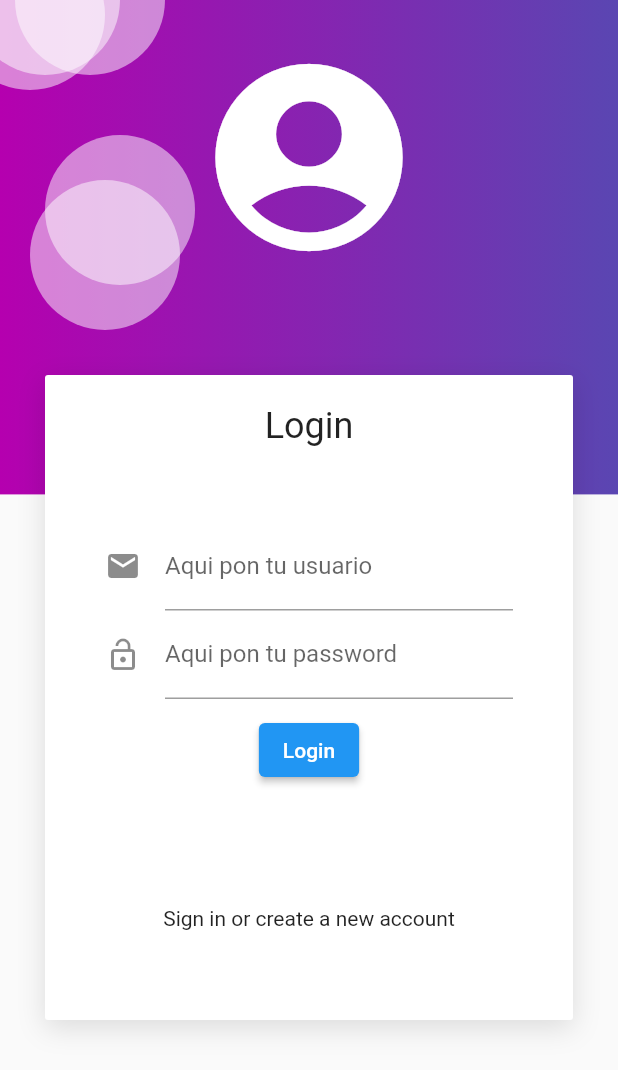
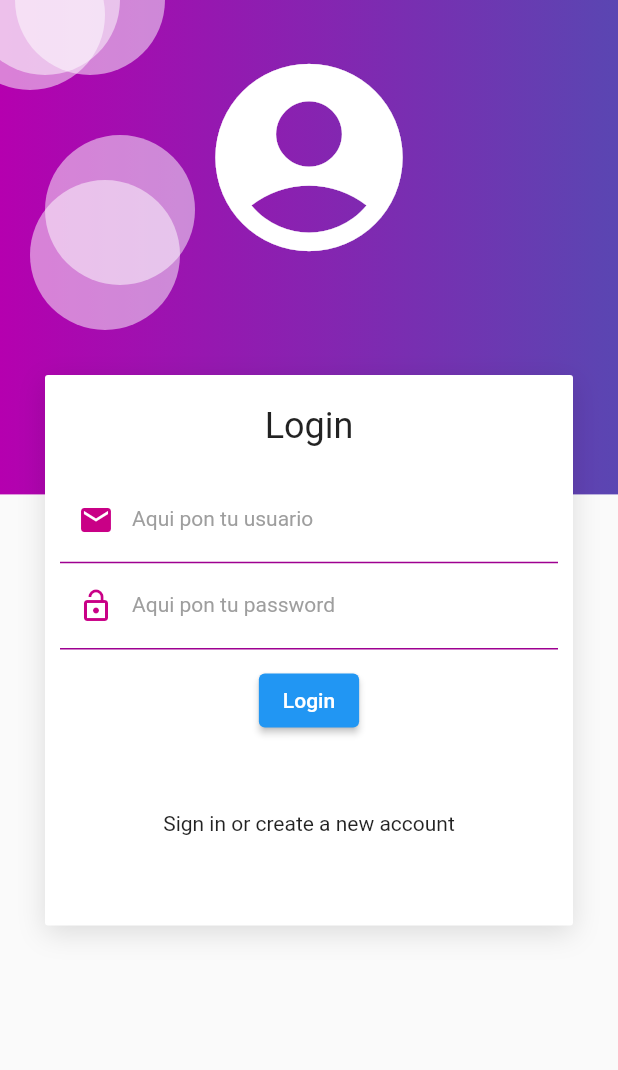
Before and after one commit to JA5E/flutter_application_2, a Flutter app: the LoginScreen screen opened directly, on a phone screen of 412 x 824 dp. Shown: the top 1070 px of the screen. Run offline on Flutter 3.47's test engine with Material 2 defaults, Android fonts, the phone set to English and light mode, and no system bars.

Commit message:
Added provider dependency and updated pubspec.lock

```diff
--- /dev/null
+++ b/lib/providers/login_form_provider.dart
@@ -0,0 +1,23 @@
+import 'package:flutter/material.dart';
+
+class LoginFormProvider extends ChangeNotifier {
+  GlobalKey<FormState> formKey = new GlobalKey<FormState>();
+
+  String email = '';
+  String password = '';
+
+  bool _isLoading = false;
+  bool get isLoading => _isLoading;
+
+  set isLoading(bool value) {
+    _isLoading = value;
+    notifyListeners();
+  }
+
+  bool isValidForm() {
+    print(formKey.currentState?.validate());
+    print('$email-$password');
+
+    return formKey.currentState?.validate() ?? false;
+  }
+}
--- a/lib/screens/login_screen.dart
+++ b/lib/screens/login_screen.dart
@@ -1,6 +1,9 @@
 import 'package:flutter/material.dart';
+import 'package:flutter_application_2/providers/login_form_provider.dart';
+import 'package:flutter_application_2/screens/ui/input_decorations.dart';
 import 'package:flutter_application_2/widgets/auth_background.dart';
 import 'package:flutter_application_2/widgets/card_container.dart';
+import 'package:provider/provider.dart';
 
 class LoginScreen extends StatefulWidget {
   const LoginScreen({super.key});
@@ -53,20 +56,27 @@ class _LoginScreenState extends State<LoginScreen> {
   }
 
   Widget _loginForm() {
-    var column = Container(
-      padding: const EdgeInsets.all(30.0),
+    //flutter pub add provider
+    final loginForm = Provider.of<LoginFormProvider>(context);
+    return Form(
+      key: loginForm.formKey,
+      autovalidateMode: AutovalidateMode.onUserInteraction,
       child: Column(
         mainAxisAlignment: MainAxisAlignment.center,
         children: [
           TextField(
             controller: _usernameController,
-            decoration: const InputDecoration(
-                icon: Icon(Icons.mail), labelText: 'Aqui pon tu usuario'),
+            decoration: InputDecorations.authInputDecoration(
+                hintText: "Ingresa un nombre propio solamente sin apellidos",
+                labelText: 'Aqui pon tu usuario',
+                prefixIcon: Icons.email),
           ),
           TextField(
             controller: _passwordController,
-            decoration: const InputDecoration(
-                icon: Icon(Icons.lock_open), labelText: 'Aqui pon tu password'),
+            decoration: InputDecorations.authInputDecoration(
+                hintText: "Debe tener letras y numeros",
+                prefixIcon: Icons.lock_open,
+                labelText: 'Aqui pon tu password'),
             obscureText: true,
             keyboardType: TextInputType.visiblePassword,
           ),
@@ -80,7 +90,6 @@ class _LoginScreenState extends State<LoginScreen> {
         ],
       ),
     );
-    return column;
   }
 
   void onLogin() {
--- /dev/null
+++ b/lib/screens/ui/input_decorations.dart
@@ -0,0 +1,24 @@
+import 'package:flutter/material.dart';
+
+class InputDecorations {
+  static InputDecoration authInputDecoration(
+      {required String hintText,
+      required String labelText,
+      IconData? prefixIcon}) {
+    return InputDecoration(
+        enabledBorder: const UnderlineInputBorder(
+            borderSide: BorderSide(color: Color.fromARGB(255, 158, 0, 145))),
+        focusedBorder: const UnderlineInputBorder(
+            borderSide:
+                BorderSide(color: Color.fromARGB(255, 255, 102, 0), width: 1)),
+        hintText: hintText,
+        labelText: labelText,
+        labelStyle: const TextStyle(
+          color: Colors.grey,
+          fontSize: 14,
+        ),
+        prefixIcon: prefixIcon != null
+            ? Icon(prefixIcon, color: const Color.fromARGB(255, 201, 0, 134))
+            : null);
+  }
+}
--- a/pubspec.yaml
+++ b/pubspec.yaml
@@ -9,6 +9,7 @@ environment:
 dependencies:
   flutter:
     sdk: flutter
+  provider: ^6.0.5
 
 dev_dependencies:
   flutter_test:
```
Also changed, not shown: pubspec.lock.
